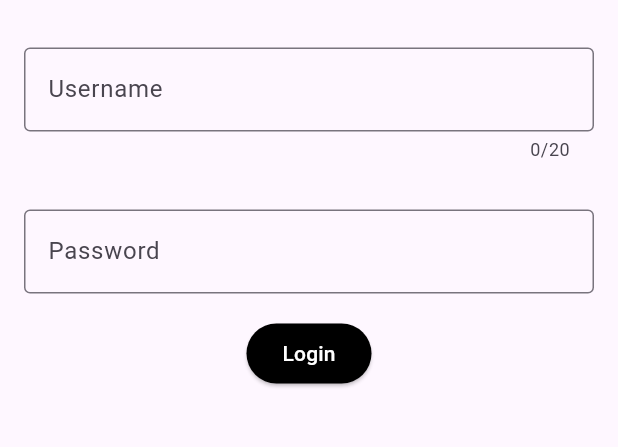
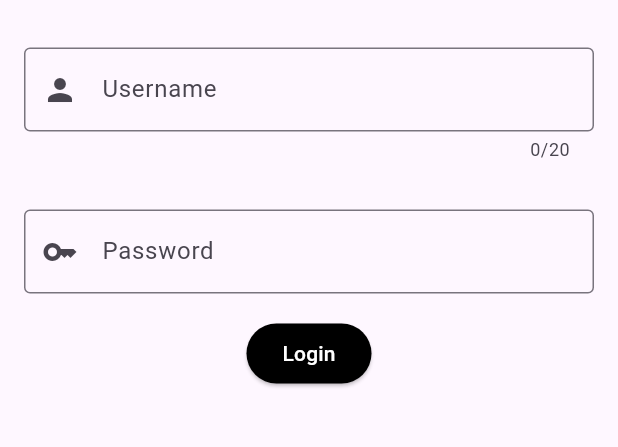
Before and after one commit to faizanrasyad/movie-catalog-improved, a Flutter app: the screen it shows after launch, on a phone screen of 412 x 824 dp, the part 425-872 px from its top. Run offline on Flutter 3.47's test engine with Material 3 defaults, Android fonts, the light colour scheme and no system bars; our stand-ins replace image_picker; missing offline and left inert: flutter_file_dialog, gal.

Commit message:
Updating Login Text Fields, Movies Checkboxes & Download Snackbar

```diff
--- a/lib/login.dart
+++ b/lib/login.dart
@@ -55,9 +55,9 @@
                           maxLength: 20,
                           controller: userController,
                           decoration: const InputDecoration(
-                            border: OutlineInputBorder(),
-                            labelText: 'Username',
-                          ),
+                              border: OutlineInputBorder(),
+                              labelText: 'Username',
+                              prefixIcon: Icon(Icons.person)),
                           validator: (value) {
                             if (value == null || value.isEmpty) {
                               return "Username tidak boleh kosong";
@@ -72,9 +72,9 @@
                           controller: passController,
                           obscureText: true,
                           decoration: const InputDecoration(
-                            border: OutlineInputBorder(),
-                            labelText: 'Password',
-                          ),
+                              border: OutlineInputBorder(),
+                              labelText: 'Password',
+                              prefixIcon: Icon(Icons.key)),
                           validator: (value) {
                             if (value == null || value.isEmpty) {
                               return "Password tidak boleh kosong";
--- a/lib/movies.dart
+++ b/lib/movies.dart
@@ -270,6 +270,7 @@
                   search(value);
                 },
                 decoration: InputDecoration(
+                  focusColor: Colors.black,
                   hintText: 'Cari...',
                   hintStyle: TextStyle(color: Colors.grey),
                   border: OutlineInputBorder(
@@ -284,11 +285,15 @@
                 Checkbox(
                   value: marvelFilter,
                   onChanged: toggleMarvelFilter,
+                  checkColor: Colors.white,
+                  activeColor: Colors.black,
                 ),
                 Text('Marvel'),
                 Checkbox(
                   value: dcComicsFilter,
                   onChanged: toggleDcComicsFilter,
+                  checkColor: Colors.white,
+                  activeColor: Colors.black,
                 ),
                 Text('DC Comics'),
               ],
--- a/lib/movies_detail.dart
+++ b/lib/movies_detail.dart
@@ -42,9 +42,7 @@
       final path = await getFilePath(imagePath);
       await Gal.putImage(path);
       ScaffoldMessenger.of(context).showSnackBar(SnackBar(
-        content: const Text('Poster terunduh'),
-        action: SnackBarAction(
-            label: 'Buka galeri', onPressed: () async => Gal.open()),
+        content: const Text('Poster telah tersimpan di galeri'),
       ));
     }
 
```
